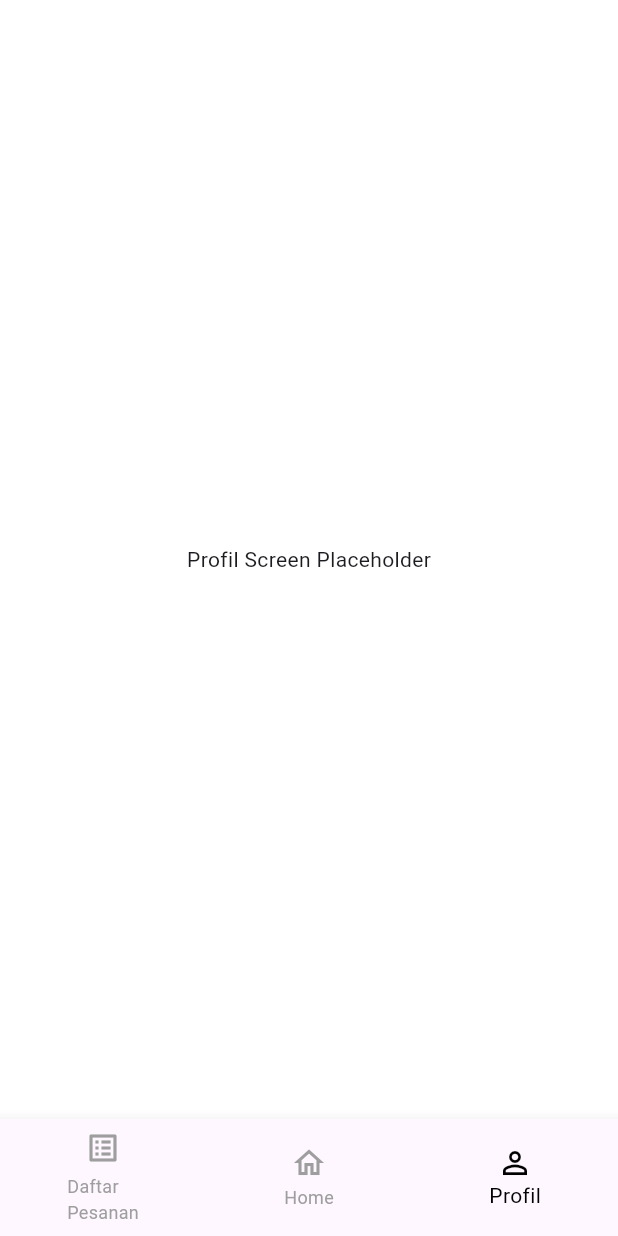
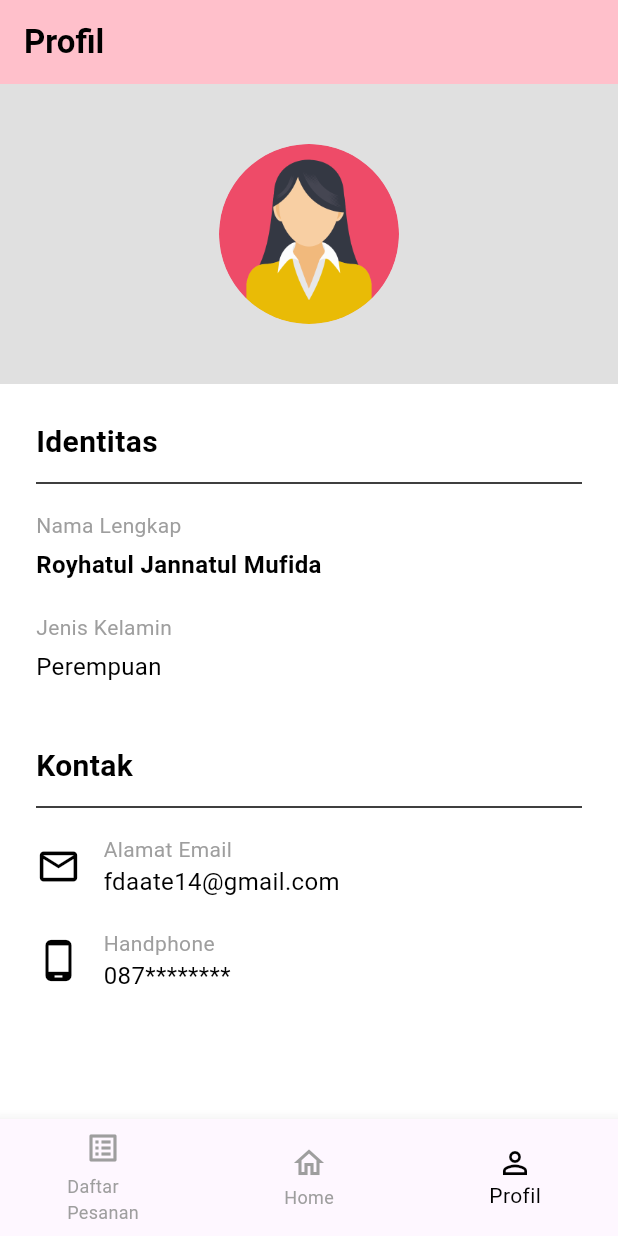
Before and after one commit to mufidaa14/UTS_Umey, a Flutter app: the HomeScreen screen opened directly, item 3 of the bottom bar chosen, on a phone screen of 412 x 824 dp. Run offline on Flutter 3.47's test engine with Material 3 defaults, Android fonts, the light colour scheme and no system bars.

Commit message:
komit 6 : menambah halaman profile dan memperbaiki halaman home

```diff
--- a/lib/home_screen.dart
+++ b/lib/home_screen.dart
@@ -1,6 +1,7 @@
 import 'package:flutter/material.dart';
 import 'package:uts_umey/detail_pesanan_screen.dart';
 import 'package:uts_umey/daftar_pesanan_screen.dart';
+import 'package:uts_umey/profil_screen.dart';
 
 
 class HomeScreen extends StatefulWidget {
@@ -70,7 +71,7 @@ class _HomeScreenState extends State<HomeScreen> {
     final List<Widget> screens = [
       const DaftarPesananScreen(),
       _buildHomeContent(), // Extract existing home content
-      const Center(child: Text('Profil Screen Placeholder')),
+      const ProfilScreen(),
     ];
 
     return Scaffold(
--- /dev/null
+++ b/lib/profil_screen.dart
@@ -0,0 +1,146 @@
+import 'package:flutter/material.dart';
+
+class ProfilScreen extends StatelessWidget {
+  const ProfilScreen({super.key});
+
+  @override
+  Widget build(BuildContext context) {
+    return Scaffold(
+      backgroundColor: Colors.white,
+      appBar: AppBar(
+        title: const Text(
+          'Profil',
+          style: TextStyle(
+            color: Colors.black,
+            fontWeight: FontWeight.bold,
+          ),
+        ),
+        backgroundColor: const Color(0xFFFFC0CB), // Soft Pink
+        elevation: 0,
+        automaticallyImplyLeading: false,
+      ),
+      body: SingleChildScrollView(
+        child: Column(
+          children: [
+            // Profile Image Section
+            Container(
+              width: double.infinity,
+              padding: const EdgeInsets.symmetric(vertical: 40),
+              color: Colors.grey[300], // Light grey background
+              child: Center(
+                child: Container(
+                  width: 120,
+                  height: 120,
+                  decoration: const BoxDecoration(
+                    shape: BoxShape.circle,
+                    color: Colors.transparent,
+                  ),
+                  child: ClipOval(
+                    child: Image.asset(
+                      'assets/profile.png',
+                      fit: BoxFit.cover,
+                    ),
+                  ),
+                ),
+              ),
+            ),
+
+            Padding(
+              padding: const EdgeInsets.all(24.0),
+              child: Column(
+                crossAxisAlignment: CrossAxisAlignment.start,
+                children: [
+                  // Identitas Section
+                  _buildSectionHeader('Identitas'),
+                  const SizedBox(height: 10),
+                  _buildInfoItem('Nama Lengkap', 'Royhatul Jannatul Mufida', boldValue: true),
+                  const SizedBox(height: 20),
+                  _buildInfoItem('Jenis Kelamin', 'Perempuan'),
+                  const SizedBox(height: 40),
+
+                  // Kontak Section
+                  _buildSectionHeader('Kontak'),
+                  const SizedBox(height: 10),
+                  _buildContactItem(Icons.email_outlined, 'Alamat Email', 'fdaate14@gmail.com'),
+                  const SizedBox(height: 20),
+                  _buildContactItem(Icons.phone_android, 'Handphone', '087********'),
+                ],
+              ),
+            ),
+          ],
+        ),
+      ),
+    );
+  }
+
+  Widget _buildSectionHeader(String title) {
+    return Column(
+      crossAxisAlignment: CrossAxisAlignment.start,
+      children: [
+        Text(
+          title,
+          style: const TextStyle(
+            fontSize: 20,
+            fontWeight: FontWeight.bold,
+            color: Colors.black,
+          ),
+        ),
+        const SizedBox(height: 5),
+        const Divider(color: Colors.black, thickness: 1),
+      ],
+    );
+  }
+
+  Widget _buildInfoItem(String label, String value, {bool boldValue = false}) {
+    return Column(
+      crossAxisAlignment: CrossAxisAlignment.start,
+      children: [
+        Text(
+          label,
+          style: const TextStyle(
+            fontSize: 14,
+            color: Colors.grey,
+          ),
+        ),
+        const SizedBox(height: 5),
+        Text(
+          value,
+          style: TextStyle(
+            fontSize: 16,
+            fontWeight: boldValue ? FontWeight.bold : FontWeight.normal,
+            color: Colors.black,
+          ),
+        ),
+      ],
+    );
+  }
+
+  Widget _buildContactItem(IconData icon, String label, String value) {
+    return Row(
+      crossAxisAlignment: CrossAxisAlignment.center,
+      children: [
+        Icon(icon, size: 30, color: Colors.black),
+        const SizedBox(width: 15),
+        Column(
+          crossAxisAlignment: CrossAxisAlignment.start,
+          children: [
+            Text(
+              label,
+              style: const TextStyle(
+                fontSize: 14,
+                color: Colors.grey,
+              ),
+            ),
+            Text(
+              value,
+              style: const TextStyle(
+                fontSize: 16,
+                color: Colors.black,
+              ),
+            ),
+          ],
+        ),
+      ],
+    );
+  }
+}
```
